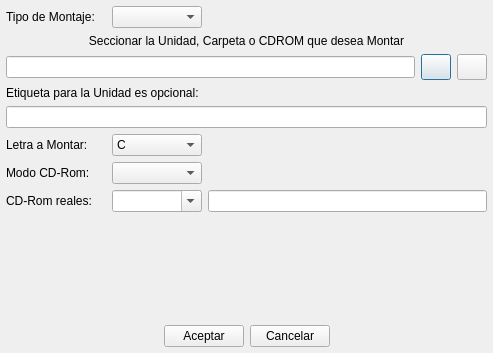
This is ui/addedit_montajes.ui in Monthy/gr-lida as Qt 5 draws it before an edit. The edited form follows.
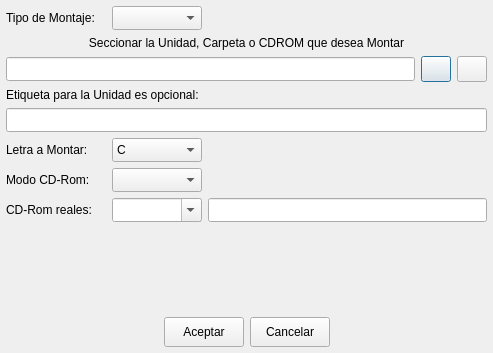
This is the edited form. Icons and pictures are not drawn.

```diff
--- a/ui/addedit_montajes.ui
+++ b/ui/addedit_montajes.ui
@@ -40,7 +40,7 @@
        <property name="minimumSize" >
         <size>
          <width>90</width>
-         <height>0</height>
+         <height>24</height>
         </size>
        </property>
       </widget>
@@ -79,7 +79,14 @@
       <number>0</number>
      </property>
      <item>
-      <widget class="QLineEdit" name="txtMontaje_path" />
+      <widget class="QLineEdit" name="txtMontaje_path" >
+       <property name="minimumSize" >
+        <size>
+         <width>0</width>
+         <height>24</height>
+        </size>
+       </property>
+      </widget>
      </item>
      <item>
       <widget class="QPushButton" name="btnDirFile" >
@@ -137,7 +144,14 @@
     </widget>
    </item>
    <item>
-    <widget class="QLineEdit" name="txtMontaje_label" />
+    <widget class="QLineEdit" name="txtMontaje_label" >
+     <property name="minimumSize" >
+      <size>
+       <width>0</width>
+       <height>24</height>
+      </size>
+     </property>
+    </widget>
    </item>
    <item>
     <layout class="QHBoxLayout" >
@@ -159,7 +173,7 @@
        <property name="minimumSize" >
         <size>
          <width>90</width>
-         <height>0</height>
+         <height>24</height>
         </size>
        </property>
        <property name="currentIndex" >
@@ -333,7 +347,7 @@
        <property name="minimumSize" >
         <size>
          <width>90</width>
-         <height>0</height>
+         <height>24</height>
         </size>
        </property>
        <property name="currentIndex" >
@@ -382,7 +396,7 @@
        <property name="minimumSize" >
         <size>
          <width>90</width>
-         <height>0</height>
+         <height>24</height>
         </size>
        </property>
        <property name="editable" >
@@ -392,6 +406,12 @@
      </item>
      <item>
       <widget class="QLineEdit" name="txtMontaje_opt_mount" >
+       <property name="minimumSize" >
+        <size>
+         <width>0</width>
+         <height>24</height>
+        </size>
+       </property>
        <property name="text" >
         <string/>
        </property>
@@ -442,6 +462,12 @@
      </item>
      <item>
       <widget class="QPushButton" name="btnOk" >
+       <property name="minimumSize" >
+        <size>
+         <width>0</width>
+         <height>30</height>
+        </size>
+       </property>
        <property name="text" >
         <string>Aceptar</string>
        </property>
@@ -453,6 +479,12 @@
      </item>
      <item>
       <widget class="QPushButton" name="btnCancel" >
+       <property name="minimumSize" >
+        <size>
+         <width>0</width>
+         <height>30</height>
+        </size>
+       </property>
        <property name="text" >
         <string>Cancelar</string>
        </property>
```
